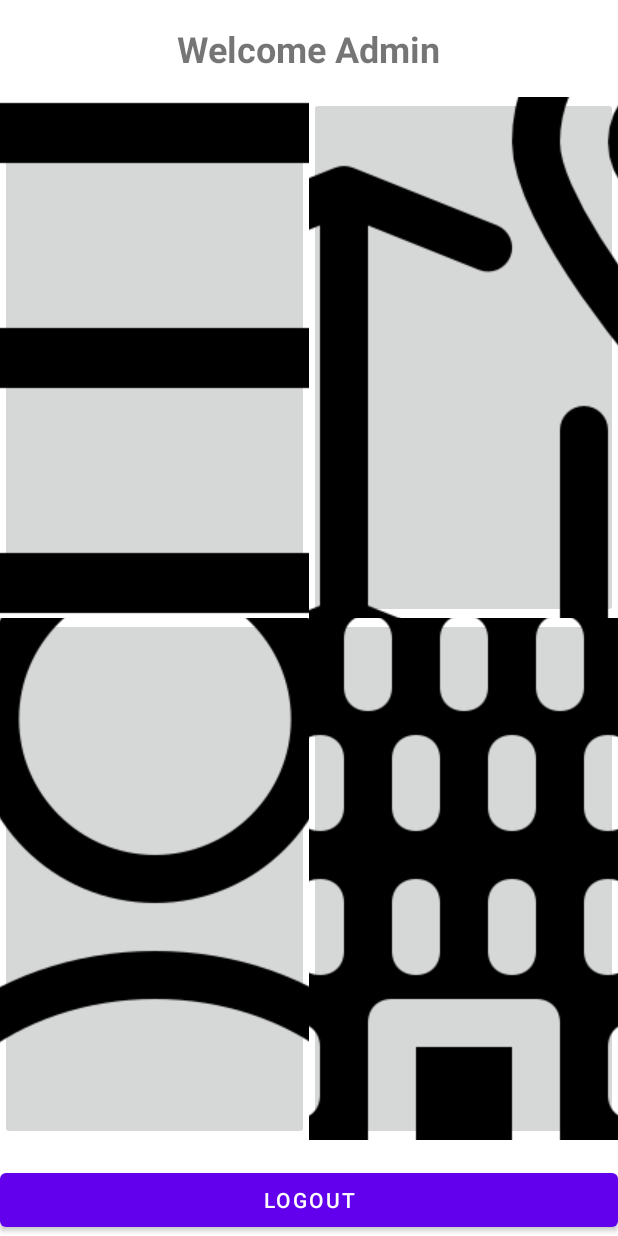
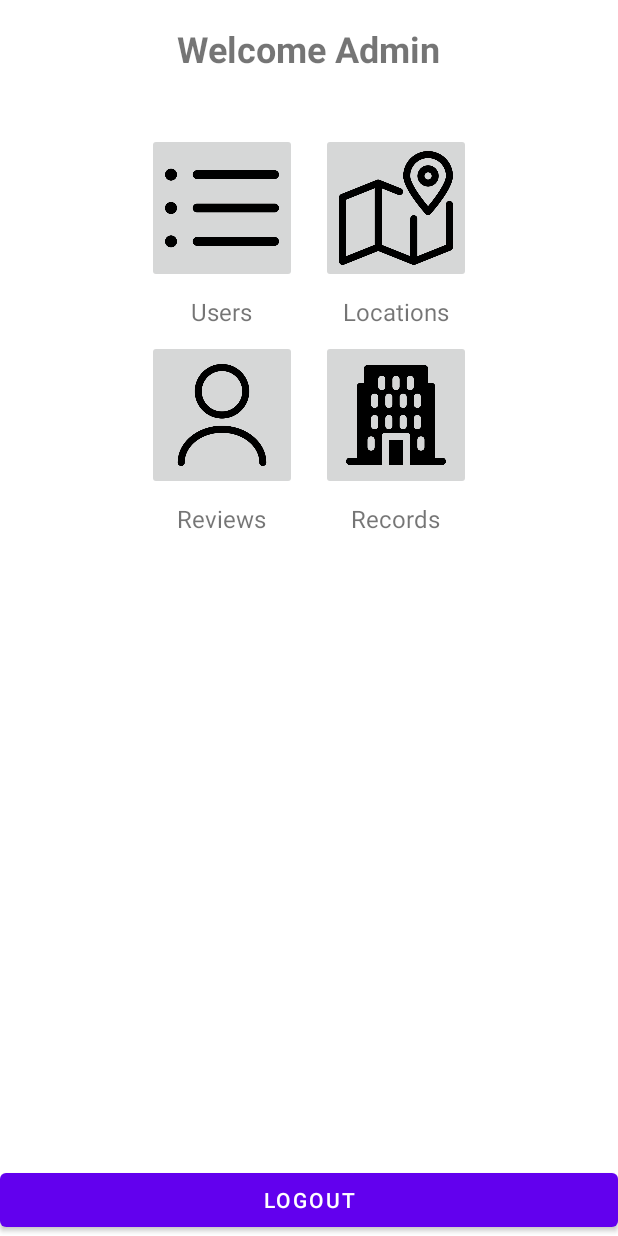
Before and after one commit to CasDep04/Rent_Android_Assignment3, an Android app: the AdminMainActivity screen opened directly, with no data from a screen before it, on a phone screen of 412 x 824 dp. Run offline under Robolectric (Android 15) with nearby library versions, the phone set to English and light mode, and no system bars; our stand-ins replace Firebase (no records; nobody signed in at launch, a user with empty details on screens opened directly).

Commit message:
ready for merge check

```diff
--- a/app/src/main/java/com/example/assignment3/AdminMainActivity.java
+++ b/app/src/main/java/com/example/assignment3/AdminMainActivity.java
@@ -25,7 +25,7 @@ public class AdminMainActivity extends AppCompatActivity {
 
     private FirebaseAuth mAuth;
     private ListView listView;
-    private Button buttonAdd, buttonLogout;
+    private Button buttonAdd, buttonBack, buttonLogout;
     private ImageButton buttonUsers, buttonLocations, buttonReviews, buttonRecords;
     private View gridLayout;
 
@@ -38,6 +38,7 @@ public class AdminMainActivity extends AppCompatActivity {
 
         listView = findViewById(R.id.listView);
         buttonAdd = findViewById(R.id.buttonAdd);
+        buttonBack = findViewById(R.id.buttonBack);
         buttonLogout = findViewById(R.id.buttonLogout);
         buttonUsers = findViewById(R.id.buttonUsers);
         buttonLocations = findViewById(R.id.buttonLocations);
@@ -50,6 +51,7 @@ public class AdminMainActivity extends AppCompatActivity {
         buttonReviews.setOnClickListener(v -> loadReviews());
         buttonRecords.setOnClickListener(v -> loadRecords());
         buttonLogout.setOnClickListener(v -> signOut());
+        buttonBack.setOnClickListener(v -> showGridLayout());
     }
 
     private void loadUsers() {
@@ -100,6 +102,14 @@ public class AdminMainActivity extends AppCompatActivity {
         gridLayout.setVisibility(View.GONE);
         listView.setVisibility(View.VISIBLE);
         buttonAdd.setVisibility(View.VISIBLE);
+        buttonBack.setVisibility(View.VISIBLE);
+    }
+
+    private void showGridLayout() {
+        gridLayout.setVisibility(View.VISIBLE);
+        listView.setVisibility(View.GONE);
+        buttonAdd.setVisibility(View.GONE);
+        buttonBack.setVisibility(View.GONE);
     }
 
     private void signOut() {
--- a/app/src/main/res/layout/activity_admin_main.xml
+++ b/app/src/main/res/layout/activity_admin_main.xml
@@ -21,51 +21,113 @@
 
     <GridLayout
         android:id="@+id/gridLayout"
-        android:layout_width="match_parent"
-        android:layout_height="0dp"
+        android:layout_width="wrap_content"
+        android:layout_height="wrap_content"
         android:layout_marginTop="16dp"
         android:layout_marginBottom="16dp"
-        app:layout_constraintTop_toBottomOf="@id/welcomeTextView"
-        app:layout_constraintBottom_toTopOf="@id/buttonLogout"
         android:rowCount="2"
         android:columnCount="2"
+        android:padding="16dp"
+        app:layout_constraintTop_toBottomOf="@id/welcomeTextView"
+        app:layout_constraintStart_toStartOf="parent"
+        app:layout_constraintEnd_toEndOf="parent"
         android:layout_gravity="center">
+
+        <LinearLayout
+            android:layout_width="wrap_content"
+            android:layout_height="wrap_content"
+            android:orientation="vertical"
+            android:gravity="center">
 
             <ImageButton
                 android:id="@+id/buttonUsers"
-            android:layout_width="0dp"
-            android:layout_height="0dp"
-            android:layout_rowWeight="1"
-            android:layout_columnWeight="1"
+                android:layout_width="100dp"
+                android:layout_height="100dp"
                 android:src="@drawable/list"
-            android:contentDescription="Users" />
+                android:contentDescription="Users"
+                android:scaleType="centerInside"
+                android:adjustViewBounds="true"
+                android:layout_margin="8dp" />
+
+            <TextView
+                android:layout_width="wrap_content"
+                android:layout_height="wrap_content"
+                android:text="Users"
+                android:textSize="16sp"
+                android:gravity="center" />
+        </LinearLayout>
+
+        <LinearLayout
+            android:layout_width="wrap_content"
+            android:layout_height="wrap_content"
+            android:orientation="vertical"
+            android:gravity="center">
 
             <ImageButton
                 android:id="@+id/buttonLocations"
-            android:layout_width="0dp"
-            android:layout_height="0dp"
-            android:layout_rowWeight="1"
-            android:layout_columnWeight="1"
+                android:layout_width="100dp"
+                android:layout_height="100dp"
                 android:src="@drawable/map"
-            android:contentDescription="Locations" />
+                android:contentDescription="Locations"
+                android:scaleType="centerInside"
+                android:adjustViewBounds="true"
+                android:layout_margin="8dp" />
+
+            <TextView
+                android:layout_width="wrap_content"
+                android:layout_height="wrap_content"
+                android:text="Locations"
+                android:textSize="16sp"
+                android:gravity="center" />
+        </LinearLayout>
+
+        <LinearLayout
+            android:layout_width="wrap_content"
+            android:layout_height="wrap_content"
+            android:orientation="vertical"
+            android:gravity="center">
 
             <ImageButton
                 android:id="@+id/buttonReviews"
-            android:layout_width="0dp"
-            android:layout_height="0dp"
-            android:layout_rowWeight="1"
-            android:layout_columnWeight="1"
+                android:layout_width="100dp"
+                android:layout_height="100dp"
                 android:src="@drawable/profile"
-            android:contentDescription="Reviews" />
+                android:contentDescription="Reviews"
+                android:scaleType="centerInside"
+                android:adjustViewBounds="true"
+                android:layout_margin="8dp" />
+
+            <TextView
+                android:layout_width="wrap_content"
+                android:layout_height="wrap_content"
+                android:text="Reviews"
+                android:textSize="16sp"
+                android:gravity="center" />
+        </LinearLayout>
+
+        <LinearLayout
+            android:layout_width="wrap_content"
+            android:layout_height="wrap_content"
+            android:orientation="vertical"
+            android:gravity="center">
 
             <ImageButton
                 android:id="@+id/buttonRecords"
-            android:layout_width="0dp"
-            android:layout_height="0dp"
-            android:layout_rowWeight="1"
-            android:layout_columnWeight="1"
+                android:layout_width="100dp"
+                android:layout_height="100dp"
                 android:src="@drawable/hotel"
-            android:contentDescription="Records" />
+                android:contentDescription="Records"
+                android:scaleType="centerInside"
+                android:adjustViewBounds="true"
+                android:layout_margin="8dp" />
+
+            <TextView
+                android:layout_width="wrap_content"
+                android:layout_height="wrap_content"
+                android:text="Records"
+                android:textSize="16sp"
+                android:gravity="center" />
+        </LinearLayout>
     </GridLayout>
 
     <ListView
@@ -73,7 +135,7 @@
         android:layout_width="match_parent"
         android:layout_height="0dp"
         android:visibility="gone"
-        app:layout_constraintTop_toTopOf="parent"
+        app:layout_constraintTop_toBottomOf="@id/welcomeTextView"
         app:layout_constraintBottom_toTopOf="@id/buttonAdd" />
 
     <Button
@@ -81,6 +143,14 @@
         android:layout_width="match_parent"
         android:layout_height="wrap_content"
         android:text="Add"
+        android:visibility="gone"
+        app:layout_constraintBottom_toTopOf="@id/buttonBack" />
+
+    <Button
+        android:id="@+id/buttonBack"
+        android:layout_width="match_parent"
+        android:layout_height="wrap_content"
+        android:text="Back"
         android:visibility="gone"
         app:layout_constraintBottom_toTopOf="@id/buttonLogout" />
 
```
Lines whose indentation alone changed are shown as unchanged.
